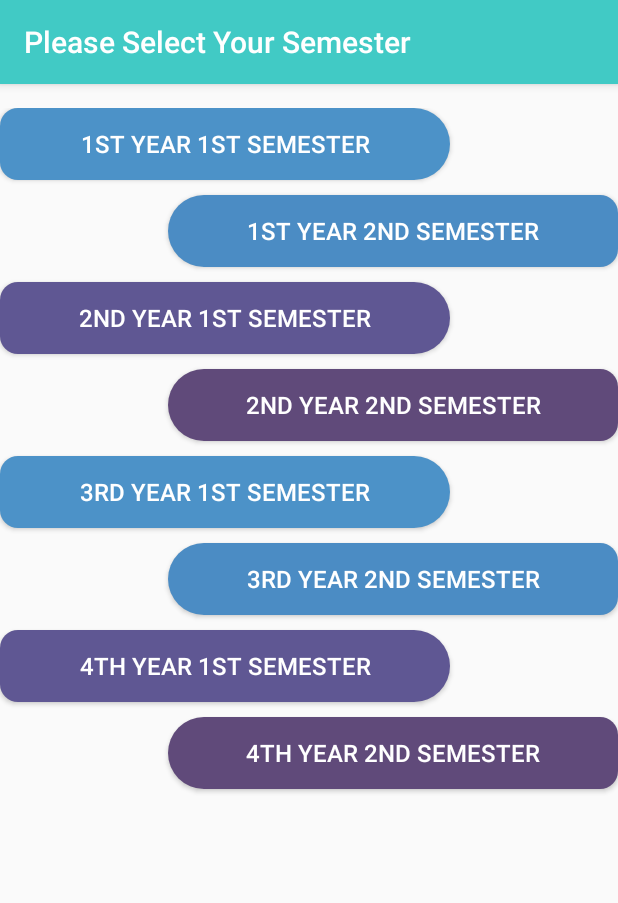
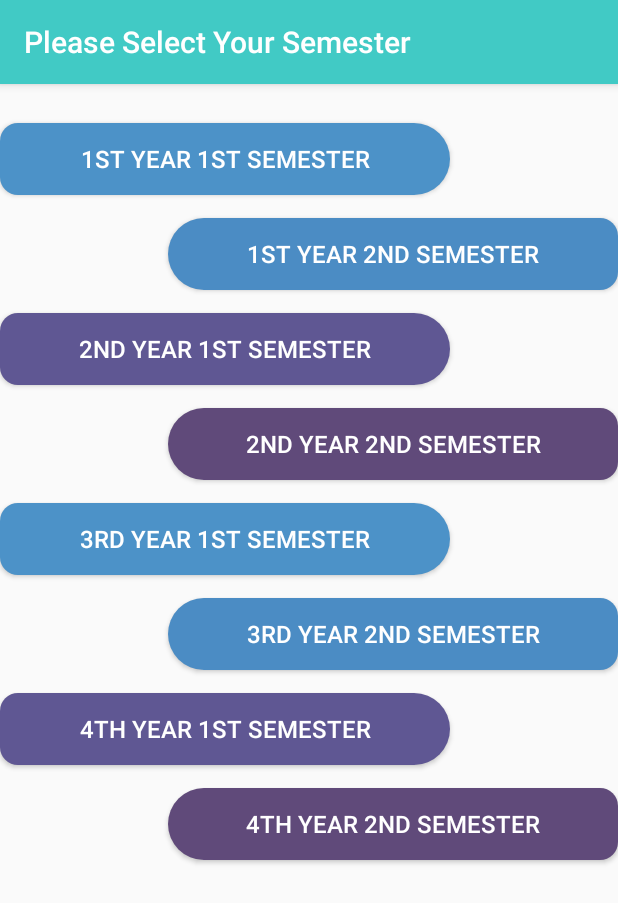
Before and after one commit to shoukhin93/Class-Routine, an Android app: the screen it shows after launch (Home), on a phone screen of 412 x 824 dp. Shown: the top 903 px of the screen. Run offline under Robolectric (Android 15) with nearby library versions, the phone set to English and light mode, and no system bars; Roboto replaces fonts that are not available here.

Commit message:
work complete without changing logo

```diff
--- a/app/src/main/java/com/example/routine/MainActivity.java
+++ b/app/src/main/java/com/example/routine/MainActivity.java
@@ -368,9 +368,6 @@ public class MainActivity extends AppCompatActivity {
         } else if (item.getItemId() == R.id.clearalldata) {
             clearAllData();
         }
-        else if (item.getItemId() == R.id.exit) {
-            this.finish();
-        }
         return super.onOptionsItemSelected(item);
     }
 
--- a/app/src/main/res/layout/activity_home.xml
+++ b/app/src/main/res/layout/activity_home.xml
@@ -10,10 +10,11 @@
     tools:context="com.example.routine.Home">
 
     <Button
+        android:layout_marginTop="10dp"
         android:id="@+id/button1"
         android:layout_width="300dp"
         android:layout_height="wrap_content"
-        android:layout_marginBottom="10dp"
+        android:layout_marginBottom="15dp"
         android:background="@drawable/button_1"
         android:text="1st Year 1st Semester"
         android:textAllCaps="true"
@@ -27,7 +28,7 @@
         android:layout_width="300dp"
         android:layout_height="wrap_content"
         android:layout_gravity="right"
-        android:layout_marginBottom="10dp"
+        android:layout_marginBottom="15dp"
         android:background="@drawable/button_2"
         android:text="1st Year 2nd Semester"
         android:textAllCaps="true"
@@ -38,7 +39,7 @@
         android:id="@+id/button3"
         android:layout_width="300dp"
         android:layout_height="wrap_content"
-        android:layout_marginBottom="10dp"
+        android:layout_marginBottom="15dp"
         android:background="@drawable/button_3"
         android:text="2nd Year 1st Semester"
         android:textAllCaps="true"
@@ -50,7 +51,7 @@
         android:layout_width="300dp"
         android:layout_height="wrap_content"
         android:layout_gravity="right"
-        android:layout_marginBottom="10dp"
+        android:layout_marginBottom="15dp"
         android:background="@drawable/button_4"
         android:text="2nd Year 2nd Semester"
         android:textAllCaps="true"
@@ -61,7 +62,7 @@
         android:id="@+id/button5"
         android:layout_width="300dp"
         android:layout_height="wrap_content"
-        android:layout_marginBottom="10dp"
+        android:layout_marginBottom="15dp"
         android:background="@drawable/button_1"
         android:text="3rd Year 1st Semester"
         android:textAllCaps="true"
@@ -73,7 +74,7 @@
         android:layout_width="300dp"
         android:layout_height="wrap_content"
         android:layout_gravity="right"
-        android:layout_marginBottom="10dp"
+        android:layout_marginBottom="15dp"
         android:background="@drawable/button_2"
         android:text="3rd Year 2nd Semester"
         android:textAllCaps="true"
@@ -84,7 +85,7 @@
         android:id="@+id/button7"
         android:layout_width="300dp"
         android:layout_height="wrap_content"
-        android:layout_marginBottom="10dp"
+        android:layout_marginBottom="15dp"
         android:background="@drawable/button_3"
         android:text="4th Year 1st Semester"
         android:textAllCaps="true"
--- a/app/src/main/res/menu/main.xml
+++ b/app/src/main/res/menu/main.xml
@@ -15,11 +15,5 @@
         android:title="Clear All Data"/>
 
 
-      <item
-        android:id="@+id/exit"
-        android:orderInCategory="100"
-        android:showAsAction="never"
-        android:title="Exit"/>
-
 
 </menu>
```
Also changed, not shown: 41 other files.
